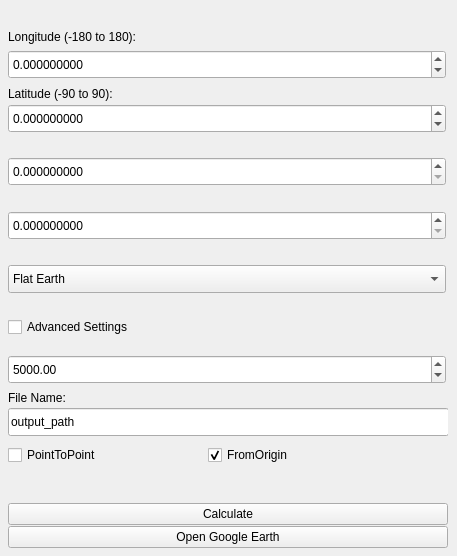
This is mainwindow.ui in kiraDegu/GoogleEarthTreeCalculator-Software as Qt 5 draws it before an edit. The edited form follows.
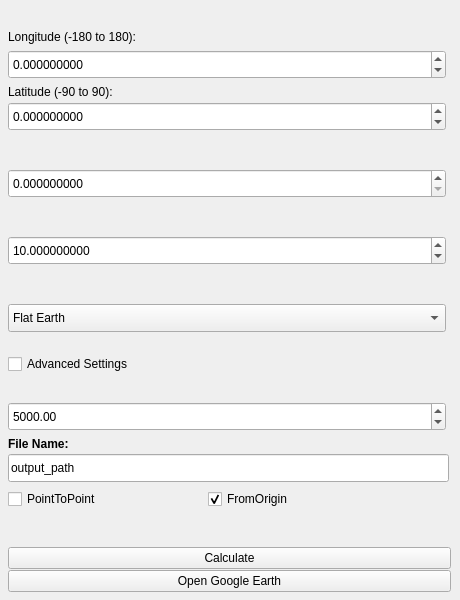
This is the edited form.

```diff
--- a/mainwindow.ui
+++ b/mainwindow.ui
@@ -6,8 +6,8 @@
    <rect>
     <x>0</x>
     <y>0</y>
-    <width>457</width>
-    <height>556</height>
+    <width>460</width>
+    <height>600</height>
    </rect>
   </property>
   <property name="sizePolicy">
@@ -16,6 +16,18 @@
     <verstretch>0</verstretch>
    </sizepolicy>
   </property>
+  <property name="minimumSize">
+   <size>
+    <width>460</width>
+    <height>600</height>
+   </size>
+  </property>
+  <property name="maximumSize">
+   <size>
+    <width>460</width>
+    <height>600</height>
+   </size>
+  </property>
   <property name="baseSize">
    <size>
     <width>500</width>
@@ -157,6 +169,19 @@
       </widget>
      </widget>
     </item>
+    <item>
+     <spacer name="horizontalSpacer_3">
+      <property name="orientation">
+       <enum>Qt::Orientation::Horizontal</enum>
+      </property>
+      <property name="sizeHint" stdset="0">
+       <size>
+        <width>40</width>
+        <height>15</height>
+       </size>
+      </property>
+     </spacer>
+    </item>
     <item>
      <widget class="QWidget" name="widgetHeading" native="true">
       <property name="sizePolicy">
@@ -183,6 +208,19 @@
       </widget>
      </widget>
     </item>
+    <item>
+     <spacer name="horizontalSpacer_4">
+      <property name="orientation">
+       <enum>Qt::Orientation::Horizontal</enum>
+      </property>
+      <property name="sizeHint" stdset="0">
+       <size>
+        <width>40</width>
+        <height>15</height>
+       </size>
+      </property>
+     </spacer>
+    </item>
     <item>
      <widget class="QWidget" name="widgetDistance" native="true">
       <property name="sizePolicy">
@@ -203,12 +241,31 @@
        <property name="decimals">
         <number>9</number>
        </property>
+       <property name="minimum">
+        <double>1.000000000000000</double>
+       </property>
        <property name="maximum">
-        <double>10000.000000000000000</double>
+        <double>2000.000000000000000</double>
+       </property>
+       <property name="value">
+        <double>10.000000000000000</double>
        </property>
       </widget>
      </widget>
     </item>
+    <item>
+     <spacer name="horizontalSpacer_5">
+      <property name="orientation">
+       <enum>Qt::Orientation::Horizontal</enum>
+      </property>
+      <property name="sizeHint" stdset="0">
+       <size>
+        <width>40</width>
+        <height>15</height>
+       </size>
+      </property>
+     </spacer>
+    </item>
     <item>
      <widget class="QWidget" name="widgetModel" native="true">
       <property name="sizePolicy">
@@ -292,6 +349,19 @@
       </widget>
      </widget>
     </item>
+    <item>
+     <spacer name="horizontalSpacer_7">
+      <property name="orientation">
+       <enum>Qt::Orientation::Horizontal</enum>
+      </property>
+      <property name="sizeHint" stdset="0">
+       <size>
+        <width>40</width>
+        <height>10</height>
+       </size>
+      </property>
+     </spacer>
+    </item>
     <item>
      <widget class="QWidget" name="widgetMsl" native="true">
       <property name="enabled">
@@ -304,6 +374,9 @@
        </sizepolicy>
       </property>
       <widget class="QDoubleSpinBox" name="mslBox">
+       <property name="enabled">
+        <bool>true</bool>
+       </property>
        <property name="geometry">
         <rect>
          <x>0</x>
@@ -316,7 +389,7 @@
         <number>2</number>
        </property>
        <property name="maximum">
-        <double>100000.000000000000000</double>
+        <double>1000000.000000000000000</double>
        </property>
        <property name="value">
         <double>5000.000000000000000</double>
@@ -326,6 +399,9 @@
     </item>
     <item>
      <widget class="QWidget" name="widgetFileName" native="true">
+      <property name="enabled">
+       <bool>true</bool>
+      </property>
       <widget class="QLineEdit" name="lineFileName">
        <property name="geometry">
         <rect>
@@ -348,6 +424,11 @@
          <height>20</height>
         </rect>
        </property>
+       <property name="font">
+        <font>
+         <bold>true</bold>
+        </font>
+       </property>
        <property name="text">
         <string>File Name:</string>
        </property>
@@ -372,6 +453,9 @@
        </size>
       </property>
       <widget class="QCheckBox" name="checkBox">
+       <property name="enabled">
+        <bool>true</bool>
+       </property>
        <property name="geometry">
         <rect>
          <x>0</x>
```
Left out of the diff: 10 changed lines with no effect on the pictures.
